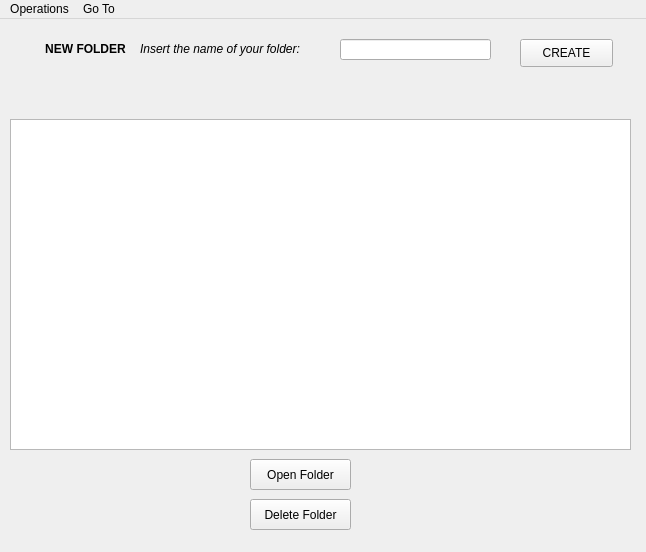
RickZack/Symposium, file GUI/SymposiumGui/directory.ui: the form before one commit.
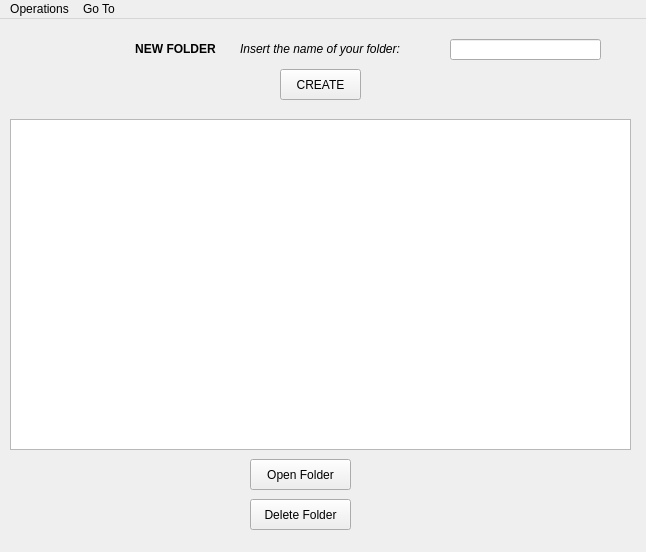
The form after the commit. Icons and pictures are not drawn.

What changed in the file:
```diff
--- a/GUI/SymposiumGui/directory.ui
+++ b/GUI/SymposiumGui/directory.ui
@@ -59,7 +59,7 @@
    <widget class="QLineEdit" name="name">
     <property name="geometry">
      <rect>
-      <x>340</x>
+      <x>450</x>
       <y>20</y>
       <width>151</width>
       <height>21</height>
@@ -69,7 +69,7 @@
    <widget class="QLabel" name="label">
     <property name="geometry">
      <rect>
-      <x>40</x>
+      <x>130</x>
       <y>20</y>
       <width>91</width>
       <height>21</height>
@@ -82,7 +82,7 @@
    <widget class="QLabel" name="label_2">
     <property name="geometry">
      <rect>
-      <x>140</x>
+      <x>240</x>
       <y>20</y>
       <width>181</width>
       <height>21</height>
@@ -95,16 +95,35 @@
    <widget class="QPushButton" name="pushButton_3">
     <property name="geometry">
      <rect>
-      <x>520</x>
-      <y>20</y>
-      <width>93</width>
-      <height>28</height>
+      <x>280</x>
+      <y>50</y>
+      <width>81</width>
+      <height>31</height>
      </rect>
     </property>
     <property name="text">
      <string>CREATE</string>
     </property>
    </widget>
+   <widget class="QLabel" name="label_3">
+    <property name="geometry">
+     <rect>
+      <x>80</x>
+      <y>10</y>
+      <width>41</width>
+      <height>41</height>
+     </rect>
+    </property>
+    <property name="text">
+     <string/>
+    </property>
+    <property name="pixmap">
+     <pixmap>cartelle/new_folder.png</pixmap>
+    </property>
+    <property name="scaledContents">
+     <bool>true</bool>
+    </property>
+   </widget>
   </widget>
   <widget class="QMenuBar" name="menubar">
    <property name="geometry">
```
